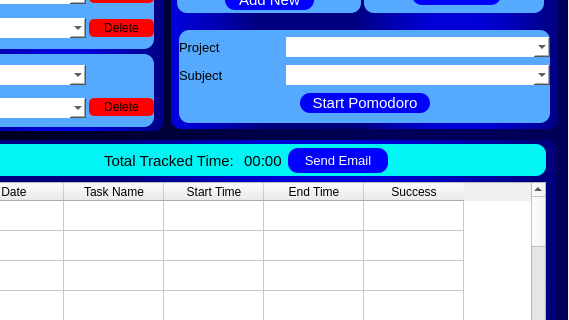
Before: the Qt Designer form UI/mainMenu.ui in RamaNahawandi/TimeTrackingProject, drawn with Qt 5; both pictures show x 231 to 800 and y 196 to 516 of the 800 by 600 pixel window.
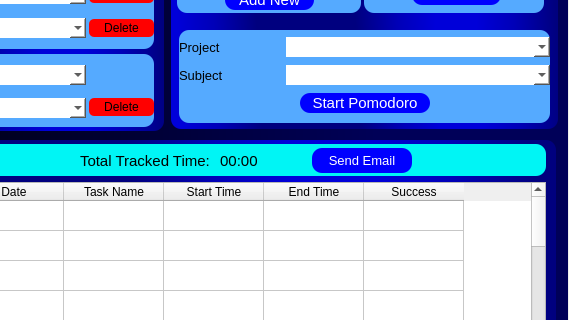
After: the same form once the commit is applied.

Diff of the .ui file:
```diff
--- a/UI/mainMenu.ui
+++ b/UI/mainMenu.ui
@@ -891,6 +891,12 @@
            </item>
            <item>
             <widget class="QLabel" name="totalTrackedTimeTextLabel">
+             <property name="minimumSize">
+              <size>
+               <width>90</width>
+               <height>0</height>
+              </size>
+             </property>
              <property name="font">
               <font>
                <pointsize>11</pointsize>
```
